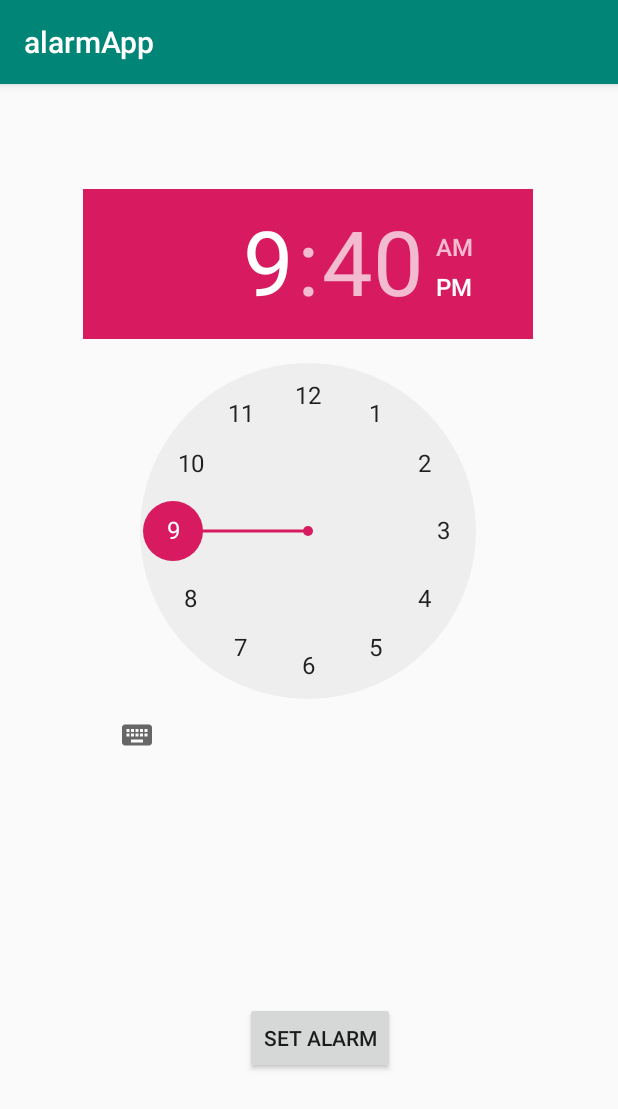
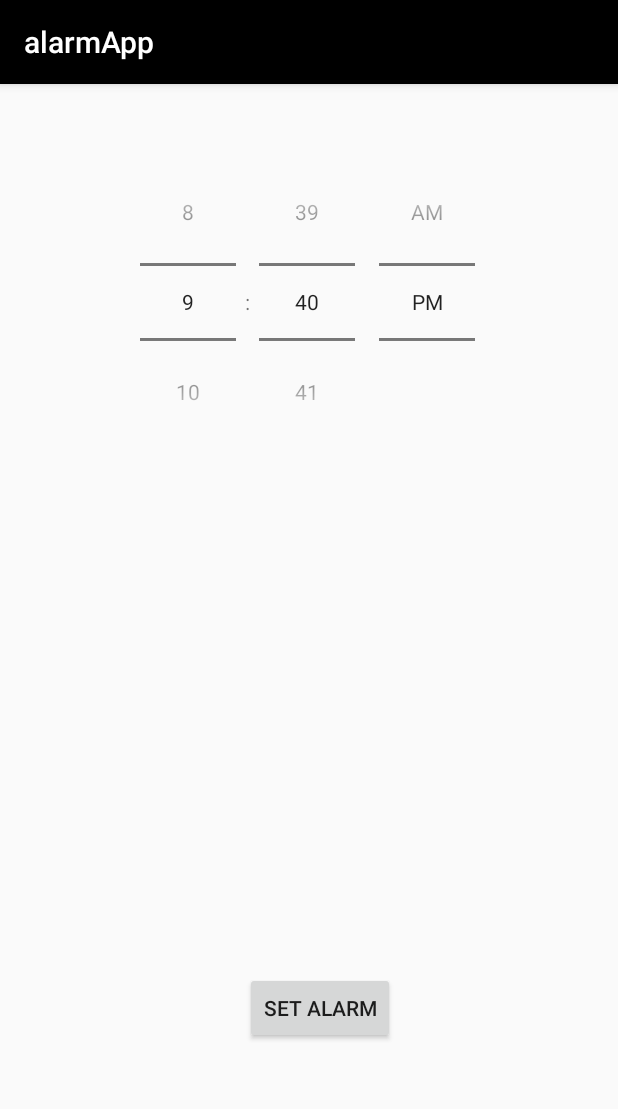
Before and after one commit to amalawat69/alarmApp, an Android app: the screen it shows after launch (MainActivity), on a phone screen of 412 x 824 dp. Shown: the top 1109 px of the screen. Run offline under Robolectric (Android 15) with nearby library versions, the phone set to English and light mode, and no system bars.

Commit message:
2nd commit

```diff
--- a/app/src/main/res/layout/activity_main.xml
+++ b/app/src/main/res/layout/activity_main.xml
@@ -10,13 +10,14 @@
     <TimePicker
         android:id="@+id/timepk"
         android:layout_width="300dp"
-        android:layout_height="400dp"
+        android:layout_height="300dp"
+        android:timePickerMode="spinner"
         app:layout_constraintBottom_toBottomOf="parent"
         app:layout_constraintEnd_toEndOf="parent"
         app:layout_constraintHorizontal_bias="0.495"
         app:layout_constraintStart_toStartOf="parent"
         app:layout_constraintTop_toTopOf="parent"
-        app:layout_constraintVertical_bias="0.19" />
+        app:layout_constraintVertical_bias="0.084" />
 
     <TextView
         android:id="@+id/timetv"
@@ -24,9 +25,10 @@
         android:layout_height="30dp"
         app:layout_constraintBottom_toTopOf="@+id/btnAlarm"
         app:layout_constraintEnd_toEndOf="parent"
-        app:layout_constraintHorizontal_bias="0.317"
+        app:layout_constraintHorizontal_bias="0.26"
         app:layout_constraintStart_toStartOf="parent"
-        app:layout_constraintTop_toBottomOf="@+id/timepk" />
+        app:layout_constraintTop_toBottomOf="@+id/timepk"
+        app:layout_constraintVertical_bias="0.418" />
 
     <Button
         android:id="@+id/btnAlarm"
--- a/app/src/main/res/values/colors.xml
+++ b/app/src/main/res/values/colors.xml
@@ -1,6 +1,6 @@
 <?xml version="1.0" encoding="utf-8"?>
 <resources>
-    <color name="colorPrimary">#008577</color>
+    <color name="colorPrimary">#000000</color>
     <color name="colorPrimaryDark">#00574B</color>
     <color name="colorAccent">#D81B60</color>
 </resources>
```
